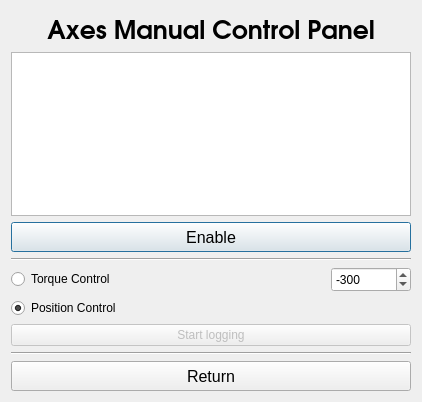
Old version of the form widgets/apps/manual_control_dialog.ui in the repository IRMA-LAB/cable_robot.
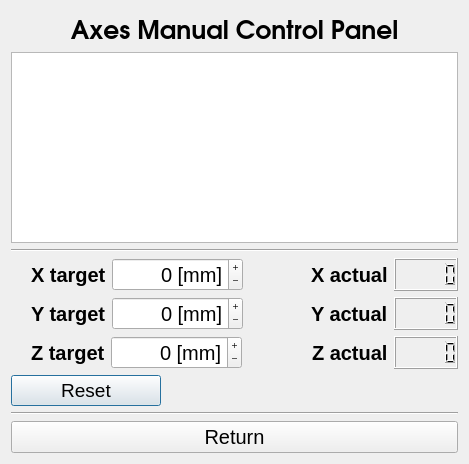
New version of the form.

```diff
--- a/widgets/apps/manual_control_dialog.ui
+++ b/widgets/apps/manual_control_dialog.ui
@@ -6,13 +6,20 @@
    <rect>
     <x>0</x>
     <y>0</y>
-    <width>418</width>
-    <height>402</height>
+    <width>469</width>
+    <height>464</height>
    </rect>
   </property>
+  <property name="font">
+   <font>
+    <pointsize>15</pointsize>
+   </font>
+  </property>
   <property name="windowTitle">
    <string>Dialog</string>
   </property>
+  <layout class="QHBoxLayout" name="horizontalLayout_display">
+   <item>
   <layout class="QVBoxLayout" name="verticalLayout">
    <item>
     <widget class="QLabel" name="label_3">
@@ -59,24 +66,6 @@
      </property>
     </widget>
    </item>
-   <item>
-    <widget class="QPushButton" name="pushButton_enable">
-     <property name="minimumSize">
-      <size>
-       <width>0</width>
-       <height>30</height>
-      </size>
-     </property>
-     <property name="font">
-      <font>
-       <pointsize>12</pointsize>
-      </font>
-     </property>
-     <property name="text">
-      <string>Enable</string>
-     </property>
-    </widget>
-   </item>
    <item>
     <widget class="Line" name="line">
      <property name="orientation">
@@ -86,72 +75,333 @@
    </item>
    <item>
     <layout class="QHBoxLayout" name="horizontalLayout">
-     <item>
-      <widget class="QRadioButton" name="radioButton_torque">
-       <property name="text">
-        <string>Torque Control</string>
-       </property>
-       <property name="checked">
-        <bool>false</bool>
-       </property>
-      </widget>
-     </item>
      <item>
       <spacer name="horizontalSpacer">
        <property name="orientation">
         <enum>Qt::Horizontal</enum>
        </property>
+         <property name="sizeType">
+          <enum>QSizePolicy::Fixed</enum>
+         </property>
        <property name="sizeHint" stdset="0">
         <size>
-         <width>40</width>
+           <width>20</width>
          <height>20</height>
         </size>
        </property>
       </spacer>
      </item>
      <item>
-      <widget class="QSpinBox" name="spinBox_torque">
-       <property name="minimumSize">
-        <size>
-         <width>80</width>
-         <height>25</height>
-        </size>
+        <widget class="QLabel" name="label_2">
+         <property name="font">
+          <font>
+           <pointsize>15</pointsize>
+           <weight>75</weight>
+           <bold>true</bold>
+          </font>
+         </property>
+         <property name="text">
+          <string>X target</string>
+         </property>
+        </widget>
+       </item>
+       <item>
+        <widget class="QSpinBox" name="spinBox_x">
+         <property name="alignment">
+          <set>Qt::AlignRight|Qt::AlignTrailing|Qt::AlignVCenter</set>
+         </property>
+         <property name="buttonSymbols">
+          <enum>QAbstractSpinBox::PlusMinus</enum>
+         </property>
+         <property name="accelerated">
+          <bool>true</bool>
+         </property>
+         <property name="suffix">
+          <string> [mm]</string>
        </property>
        <property name="minimum">
-        <number>-1000</number>
+          <number>-2000</number>
        </property>
        <property name="maximum">
+          <number>2000</number>
+         </property>
+         <property name="singleStep">
+          <number>10</number>
+         </property>
+        </widget>
+       </item>
+       <item>
+        <spacer name="horizontalSpacer_4">
+         <property name="orientation">
+          <enum>Qt::Horizontal</enum>
+         </property>
+         <property name="sizeType">
+          <enum>QSizePolicy::MinimumExpanding</enum>
+         </property>
+         <property name="sizeHint" stdset="0">
+          <size>
+           <width>40</width>
+           <height>20</height>
+          </size>
+         </property>
+        </spacer>
+       </item>
+       <item>
+        <widget class="QLabel" name="label">
+         <property name="font">
+          <font>
+           <pointsize>15</pointsize>
+           <weight>75</weight>
+           <bold>true</bold>
+          </font>
+         </property>
+         <property name="text">
+          <string>X actual</string>
+         </property>
+        </widget>
+       </item>
+       <item>
+        <widget class="QLCDNumber" name="lcdNumber_x">
+         <property name="smallDecimalPoint">
+          <bool>false</bool>
+         </property>
+         <property name="digitCount">
+          <number>5</number>
+         </property>
+         <property name="segmentStyle">
+          <enum>QLCDNumber::Filled</enum>
+         </property>
+         <property name="value" stdset="0">
+          <double>0.000000000000000</double>
+         </property>
+         <property name="intValue" stdset="0">
         <number>0</number>
        </property>
+        </widget>
+       </item>
+      </layout>
+     </item>
+     <item>
+      <layout class="QHBoxLayout" name="horizontalLayout_2">
+       <item>
+        <spacer name="horizontalSpacer_2">
+         <property name="orientation">
+          <enum>Qt::Horizontal</enum>
+         </property>
+         <property name="sizeType">
+          <enum>QSizePolicy::Fixed</enum>
+         </property>
+         <property name="sizeHint" stdset="0">
+          <size>
+           <width>20</width>
+           <height>20</height>
+          </size>
+         </property>
+        </spacer>
+       </item>
+       <item>
+        <widget class="QLabel" name="label_4">
+         <property name="font">
+          <font>
+           <pointsize>15</pointsize>
+           <weight>75</weight>
+           <bold>true</bold>
+          </font>
+         </property>
+         <property name="text">
+          <string>Y target</string>
+         </property>
+        </widget>
+       </item>
+       <item>
+        <widget class="QSpinBox" name="spinBox_y">
+         <property name="alignment">
+          <set>Qt::AlignRight|Qt::AlignTrailing|Qt::AlignVCenter</set>
+         </property>
+         <property name="buttonSymbols">
+          <enum>QAbstractSpinBox::PlusMinus</enum>
+         </property>
+         <property name="accelerated">
+          <bool>true</bool>
+         </property>
+         <property name="suffix">
+          <string> [mm]</string>
+         </property>
+         <property name="minimum">
+          <number>-2000</number>
+         </property>
+         <property name="maximum">
+          <number>2000</number>
+         </property>
        <property name="singleStep">
         <number>10</number>
        </property>
-       <property name="value">
-        <number>-300</number>
-       </property>
-      </widget>
-     </item>
+        </widget>
+       </item>
+       <item>
+        <spacer name="horizontalSpacer_5">
+         <property name="orientation">
+          <enum>Qt::Horizontal</enum>
+         </property>
+         <property name="sizeType">
+          <enum>QSizePolicy::MinimumExpanding</enum>
+         </property>
+         <property name="sizeHint" stdset="0">
+          <size>
+           <width>40</width>
+           <height>20</height>
+          </size>
+         </property>
+        </spacer>
+       </item>
+       <item>
+        <widget class="QLabel" name="label_6">
+         <property name="font">
+          <font>
+           <pointsize>15</pointsize>
+           <weight>75</weight>
+           <bold>true</bold>
+          </font>
+         </property>
+         <property name="text">
+          <string>Y actual</string>
+         </property>
+        </widget>
+       </item>
+       <item>
+        <widget class="QLCDNumber" name="lcdNumber_y"/>
+       </item>
     </layout>
    </item>
    <item>
-    <widget class="QRadioButton" name="radioButton_position">
+      <layout class="QHBoxLayout" name="horizontalLayout_3">
+       <item>
+        <spacer name="horizontalSpacer_3">
+         <property name="orientation">
+          <enum>Qt::Horizontal</enum>
+         </property>
+         <property name="sizeType">
+          <enum>QSizePolicy::Fixed</enum>
+         </property>
+         <property name="sizeHint" stdset="0">
+          <size>
+           <width>20</width>
+           <height>20</height>
+          </size>
+         </property>
+        </spacer>
+       </item>
+       <item>
+        <widget class="QLabel" name="label_5">
+         <property name="font">
+          <font>
+           <pointsize>15</pointsize>
+           <weight>75</weight>
+           <bold>true</bold>
+          </font>
+         </property>
      <property name="text">
-      <string>Position Control</string>
-     </property>
-     <property name="checked">
+          <string>Z target</string>
+         </property>
+        </widget>
+       </item>
+       <item>
+        <widget class="QSpinBox" name="spinBox_z">
+         <property name="alignment">
+          <set>Qt::AlignRight|Qt::AlignTrailing|Qt::AlignVCenter</set>
+         </property>
+         <property name="buttonSymbols">
+          <enum>QAbstractSpinBox::PlusMinus</enum>
+         </property>
+         <property name="accelerated">
       <bool>true</bool>
      </property>
-    </widget>
-   </item>
-   <item>
-    <widget class="QPushButton" name="pushButton_logging">
-     <property name="enabled">
+         <property name="showGroupSeparator" stdset="0">
       <bool>false</bool>
      </property>
+         <property name="suffix">
+          <string> [mm]</string>
+         </property>
+         <property name="minimum">
+          <number>-2000</number>
+         </property>
+         <property name="maximum">
+          <number>2000</number>
+         </property>
+         <property name="singleStep">
+          <number>10</number>
+         </property>
+        </widget>
+       </item>
+       <item>
+        <spacer name="horizontalSpacer_6">
+         <property name="orientation">
+          <enum>Qt::Horizontal</enum>
+         </property>
+         <property name="sizeType">
+          <enum>QSizePolicy::MinimumExpanding</enum>
+         </property>
+         <property name="sizeHint" stdset="0">
+          <size>
+           <width>40</width>
+           <height>20</height>
+          </size>
+         </property>
+        </spacer>
+       </item>
+       <item>
+        <widget class="QLabel" name="label_7">
+         <property name="font">
+          <font>
+           <pointsize>15</pointsize>
+           <weight>75</weight>
+           <bold>true</bold>
+          </font>
+         </property>
      <property name="text">
-      <string>Start logging</string>
-     </property>
-    </widget>
+          <string>Z actual</string>
+         </property>
+        </widget>
+       </item>
+       <item>
+        <widget class="QLCDNumber" name="lcdNumber_z"/>
+       </item>
+      </layout>
+     </item>
+     <item>
+      <layout class="QHBoxLayout" name="horizontalLayout_4">
+       <item>
+        <widget class="QPushButton" name="pushButton_reset">
+         <property name="minimumSize">
+          <size>
+           <width>150</width>
+           <height>0</height>
+          </size>
+         </property>
+         <property name="font">
+          <font>
+           <pointsize>14</pointsize>
+          </font>
+         </property>
+         <property name="text">
+          <string>Reset</string>
+         </property>
+        </widget>
+       </item>
+       <item>
+        <spacer name="horizontalSpacer_7">
+         <property name="orientation">
+          <enum>Qt::Horizontal</enum>
+         </property>
+         <property name="sizeHint" stdset="0">
+          <size>
+           <width>40</width>
+           <height>20</height>
+          </size>
+         </property>
+        </spacer>
+       </item>
+      </layout>
    </item>
    <item>
     <widget class="Line" name="line_2">
@@ -170,13 +420,15 @@
      </property>
      <property name="font">
       <font>
-       <pointsize>12</pointsize>
+         <pointsize>15</pointsize>
       </font>
      </property>
      <property name="text">
       <string>Return</string>
      </property>
     </widget>
+     </item>
+    </layout>
    </item>
   </layout>
  </widget>
```
Lines whose indentation alone changed are shown as unchanged.
